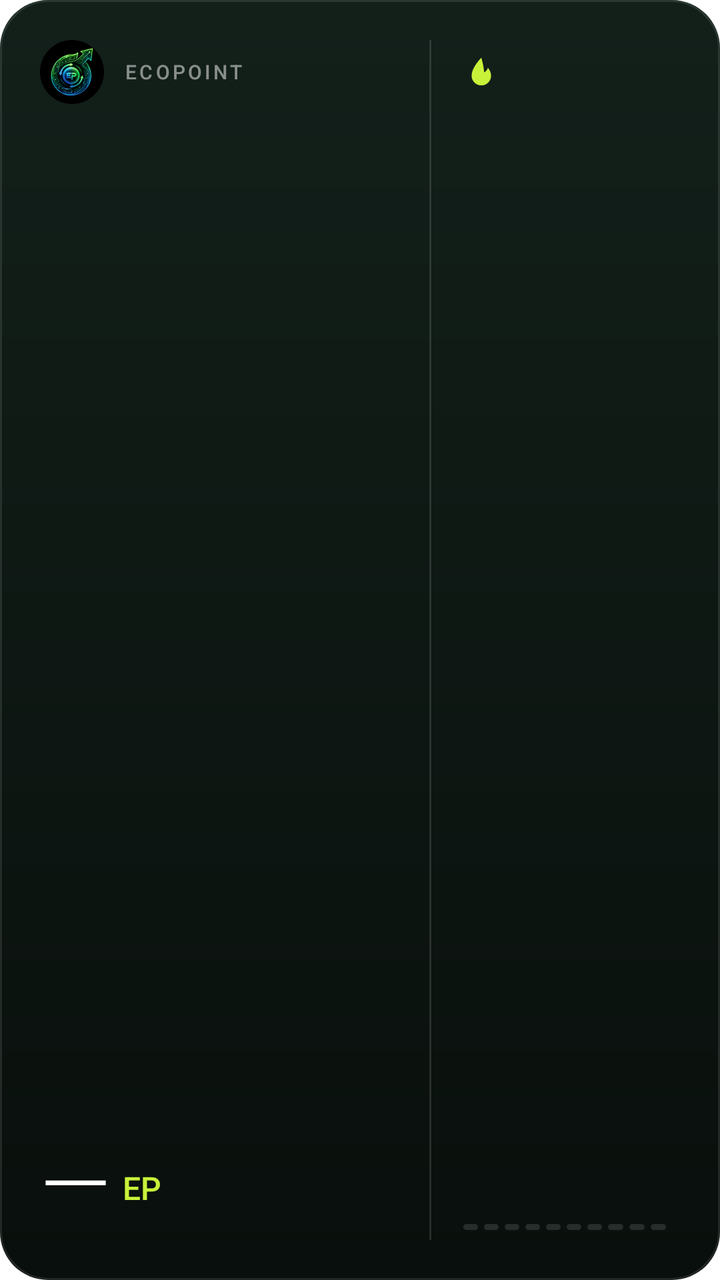
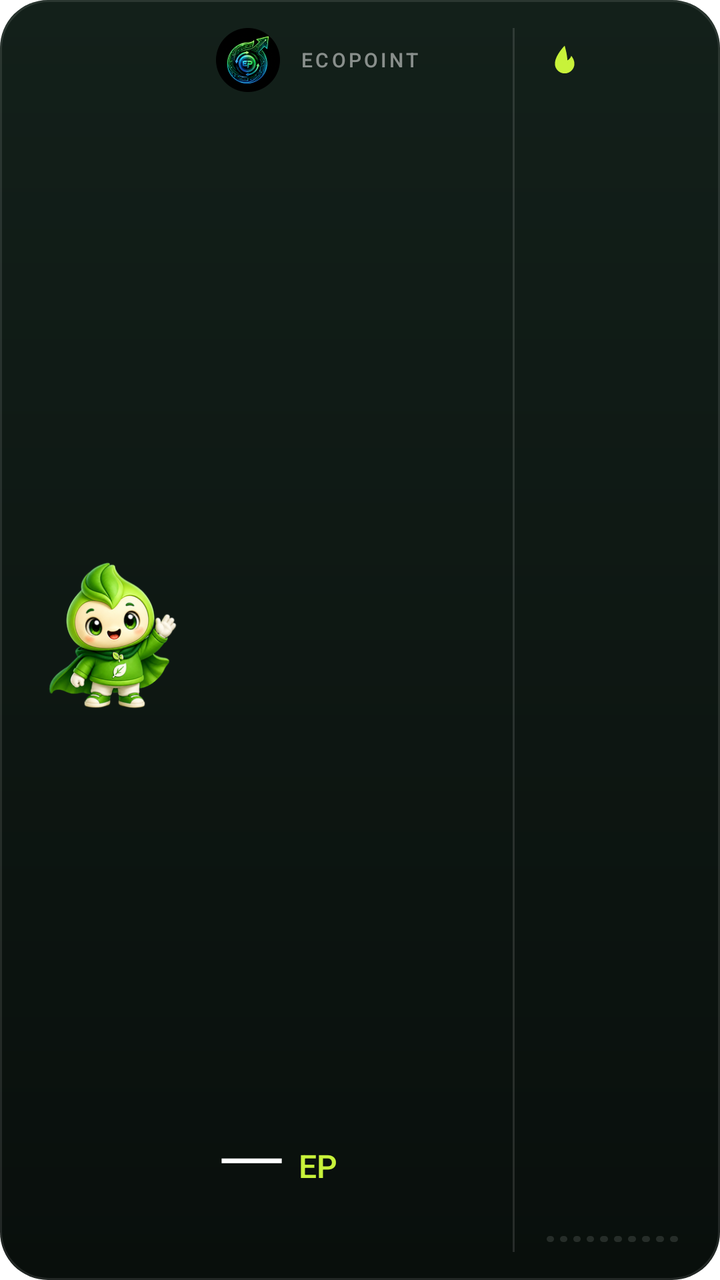

Before-and-after screenshots of an Android layout around one commit, followed by the original layout XML and the change that was made.
<!-- AndroidManifest.xml: fallback theme Theme.MaterialComponents.DayNight.NoActionBar -->
<!-- res/layout/ep_widget_l.xml -->
<?xml version="1.0" encoding="utf-8"?>
<FrameLayout xmlns:android="http://schemas.android.com/apk/res/android"
    android:id="@+id/ep_widget_root"
    android:layout_width="match_parent"
    android:layout_height="match_parent"
    android:background="@drawable/ep_widget_bg">

    <LinearLayout
        android:layout_width="match_parent"
        android:layout_height="match_parent"
        android:orientation="horizontal"
        android:padding="20dp">

        <LinearLayout
            android:layout_width="0dp"
            android:layout_height="match_parent"
            android:layout_weight="1.3"
            android:orientation="vertical">

            <LinearLayout
                android:layout_width="match_parent"
                android:layout_height="wrap_content"
                android:gravity="center_vertical"
                android:orientation="horizontal">
                <ImageView
                android:layout_width="32dp"
                android:layout_height="32dp"
                android:contentDescription="EcoPoint"
                android:scaleType="fitCenter"
                android:src="@drawable/ep_widget_logo" />
                <TextView
                android:id="@+id/ep_widget_label"
                android:layout_width="0dp"
                android:layout_height="wrap_content"
                android:layout_weight="1"
                android:layout_marginStart="10dp"
                android:layout_marginBottom="0dp"
                android:fontFamily="sans-serif-medium"
                android:letterSpacing="0.14"
                android:maxLines="1"
                android:text="EcoPoint"
                android:textAllCaps="true"
                android:textColor="#80FFFFFF"
                android:textSize="10sp" />
            </LinearLayout>

            <LinearLayout
                android:layout_width="match_parent"
                android:layout_height="0dp"
                android:layout_weight="1"
                android:gravity="bottom"
                android:orientation="vertical">
                <LinearLayout
                android:layout_width="wrap_content"
                android:layout_height="wrap_content"
                android:gravity="bottom"
                android:orientation="horizontal">

                <TextView
                    android:id="@+id/ep_widget_balance"
                    android:layout_width="wrap_content"
                    android:layout_height="wrap_content"
                    android:fontFamily="sans-serif-light"
                    android:includeFontPadding="false"
                    android:maxLines="1"
                    android:text="—"
                    android:textColor="#FFFFFFFF"
                    android:textSize="46sp" />

                <TextView
                    android:id="@+id/ep_widget_unit"
                    android:layout_width="wrap_content"
                    android:layout_height="wrap_content"
                    android:layout_marginStart="6dp"
                    android:layout_marginBottom="8dp"
                    android:fontFamily="sans-serif-medium"
                    android:includeFontPadding="false"
                    android:text="EP"
                    android:textColor="#FFC8F23A"
                    android:textSize="16sp" />
            </LinearLayout>
            </LinearLayout>
        </LinearLayout>

        <LinearLayout
            android:id="@+id/ep_widget_panel"
            android:layout_width="0dp"
            android:layout_height="match_parent"
            android:layout_weight="1"
            android:orientation="horizontal">

            <LinearLayout
                android:layout_width="1dp"
                android:layout_height="match_parent"
                android:layout_marginStart="14dp"
                android:layout_marginEnd="16dp"
                android:background="@drawable/ep_widget_divider"
                android:orientation="vertical" />

            <LinearLayout
                android:layout_width="0dp"
                android:layout_height="match_parent"
                android:layout_weight="1"
                android:orientation="vertical">

                <LinearLayout
                    android:layout_width="wrap_content"
                    android:layout_height="wrap_content"
                    android:gravity="center_vertical"
                    android:orientation="horizontal">

                    <ImageView
                        android:layout_width="18dp"
                        android:layout_height="18dp"
                        android:importantForAccessibility="no"
                        android:id="@+id/ep_widget_flame"
                    android:src="@drawable/ep_widget_flame" />

                    <TextView
                        android:id="@+id/ep_widget_streak"
                        android:layout_width="wrap_content"
                        android:layout_height="wrap_content"
                        android:layout_marginStart="6dp"
                        android:fontFamily="sans-serif-light"
                        android:includeFontPadding="false"
                        android:text=""
                        android:textColor="#FFFFFFFF"
                        android:textSize="28sp" />
                </LinearLayout>

                <TextView
                android:id="@+id/ep_widget_motto"
                android:layout_width="match_parent"
                android:layout_height="wrap_content"
                android:layout_marginTop="8dp"
                android:fontFamily="sans-serif-medium"
                android:includeFontPadding="false"
                android:maxLines="2"
                android:text=""
                android:textColor="#E6C8F23A"
                android:textSize="11sp" />

                <LinearLayout
                android:layout_width="match_parent"
                android:layout_height="0dp"
                android:layout_weight="1"
                android:gravity="bottom"
                android:orientation="vertical">
                <LinearLayout
                android:id="@+id/ep_widget_bar_row"
                android:layout_width="match_parent"
                android:layout_height="wrap_content"
                android:layout_marginTop="0dp"
                android:gravity="center_vertical"
                android:orientation="horizontal">

                <LinearLayout
                    android:layout_width="0dp"
                    android:layout_height="wrap_content"
                    android:layout_weight="1"
                    android:orientation="horizontal">
                    <FrameLayout
                        android:layout_width="0dp"
                        android:layout_height="3dp"
                        android:layout_marginEnd="3dp"
                        android:layout_weight="1"
                        android:background="@drawable/ep_widget_seg_off">
                        <LinearLayout
                            android:id="@+id/ep_widget_seg_0"
                            android:layout_width="match_parent"
                            android:layout_height="match_parent"
                            android:background="@drawable/ep_widget_seg_on"
                            android:visibility="gone" />
                    </FrameLayout>
                    <FrameLayout
                        android:layout_width="0dp"
                        android:layout_height="3dp"
                        android:layout_marginEnd="3dp"
                        android:layout_weight="1"
                        android:background="@drawable/ep_widget_seg_off">
                        <LinearLayout
                            android:id="@+id/ep_widget_seg_1"
                            android:layout_width="match_parent"
                            android:layout_height="match_parent"
                            android:background="@drawable/ep_widget_seg_on"
                            android:visibility="gone" />
                    </FrameLayout>
                    <FrameLayout
                        android:layout_width="0dp"
                        android:layout_height="3dp"
                        android:layout_marginEnd="3dp"
                        android:layout_weight="1"
                        android:background="@drawable/ep_widget_seg_off">
                        <LinearLayout
                            android:id="@+id/ep_widget_seg_2"
                            android:layout_width="match_parent"
                            android:layout_height="match_parent"
                            android:background="@drawable/ep_widget_seg_on"
                            android:visibility="gone" />
                    </FrameLayout>
                    <FrameLayout
                        android:layout_width="0dp"
                        android:layout_height="3dp"
                        android:layout_marginEnd="3dp"
                        android:layout_weight="1"
                        android:background="@drawable/ep_widget_seg_off">
                        <LinearLayout
                            android:id="@+id/ep_widget_seg_3"
                            android:layout_width="match_parent"
                            android:layout_height="match_parent"
                            android:background="@drawable/ep_widget_seg_on"
                            android:visibility="gone" />
                    </FrameLayout>
                    <FrameLayout
                        android:layout_width="0dp"
                        android:layout_height="3dp"
                        android:layout_marginEnd="3dp"
                        android:layout_weight="1"
                        android:background="@drawable/ep_widget_seg_off">
                        <LinearLayout
                            android:id="@+id/ep_widget_seg_4"
                            android:layout_width="match_parent"
                            android:layout_height="match_parent"
                            android:background="@drawable/ep_widget_seg_on"
                            android:visibility="gone" />
                    </FrameLayout>
                    <FrameLayout
                        android:layout_width="0dp"
                        android:layout_height="3dp"
                        android:layout_marginEnd="3dp"
                        android:layout_weight="1"
                        android:background="@drawable/ep_widget_seg_off">
                        <LinearLayout
                            android:id="@+id/ep_widget_seg_5"
                            android:layout_width="match_parent"
                            android:layout_height="match_parent"
                            android:background="@drawable/ep_widget_seg_on"
                            android:visibility="gone" />
                    </FrameLayout>
                    <FrameLayout
                        android:layout_width="0dp"
                        android:layout_height="3dp"
                        android:layout_marginEnd="3dp"
                        android:layout_weight="1"
                        android:background="@drawable/ep_widget_seg_off">
                        <LinearLayout
                            android:id="@+id/ep_widget_seg_6"
                            android:layout_width="match_parent"
                            android:layout_height="match_parent"
                            android:background="@drawable/ep_widget_seg_on"
                            android:visibility="gone" />
                    </FrameLayout>
                    <FrameLayout
                        android:layout_width="0dp"
                        android:layout_height="3dp"
                        android:layout_marginEnd="3dp"
                        android:layout_weight="1"
                        android:background="@drawable/ep_widget_seg_off">
                        <LinearLayout
                            android:id="@+id/ep_widget_seg_7"
                            android:layout_width="match_parent"
                            android:layout_height="match_parent"
                            android:background="@drawable/ep_widget_seg_on"
                            android:visibility="gone" />
                    </FrameLayout>
                    <FrameLayout
                        android:layout_width="0dp"
                        android:layout_height="3dp"
                        android:layout_marginEnd="3dp"
                        android:layout_weight="1"
                        android:background="@drawable/ep_widget_seg_off">
                        <LinearLayout
                            android:id="@+id/ep_widget_seg_8"
                            android:layout_width="match_parent"
                            android:layout_height="match_parent"
                            android:background="@drawable/ep_widget_seg_on"
                            android:visibility="gone" />
                    </FrameLayout>
                    <FrameLayout
                        android:layout_width="0dp"
                        android:layout_height="3dp"
                        android:layout_marginEnd="3dp"
                        android:layout_weight="1"
                        android:background="@drawable/ep_widget_seg_off">
                        <LinearLayout
                            android:id="@+id/ep_widget_seg_9"
                            android:layout_width="match_parent"
                            android:layout_height="match_parent"
                            android:background="@drawable/ep_widget_seg_on"
                            android:visibility="gone" />
                    </FrameLayout>
                </LinearLayout>

                <TextView
                    android:id="@+id/ep_widget_goal"
                    android:layout_width="wrap_content"
                    android:layout_height="wrap_content"
                    android:layout_marginStart="4dp"
                    android:fontFamily="sans-serif-medium"
                    android:includeFontPadding="false"
                    android:text=""
                    android:textColor="#99FFFFFF"
                    android:textSize="11sp" />
            </LinearLayout>
            </LinearLayout>
            </LinearLayout>
        </LinearLayout>
    </LinearLayout>
</FrameLayout>
<!-- resources referenced by this layout -->
<resources>
  <!-- drawable ep_widget_bg (drawable) -->
  <?xml version="1.0" encoding="utf-8"?>
  <layer-list xmlns:android="http://schemas.android.com/apk/res/android">
      <item>
          <shape android:shape="rectangle">
              <gradient android:angle="270" android:startColor="#FF13201A" android:endColor="#FF090F0C" />
              <corners android:radius="24dp" />
          </shape>
      </item>
      <item>
          <shape android:shape="rectangle">
              <stroke android:width="1dp" android:color="#1AFFFFFF" />
              <corners android:radius="24dp" />
          </shape>
      </item>
  </layer-list>
  <!-- drawable ep_widget_divider (drawable) -->
  <?xml version="1.0" encoding="utf-8"?>
  <shape xmlns:android="http://schemas.android.com/apk/res/android" android:shape="rectangle">
      <solid android:color="#1FFFFFFF" />
  </shape>
  <!-- drawable ep_widget_flame (drawable) -->
  <?xml version="1.0" encoding="utf-8"?>
  <vector xmlns:android="http://schemas.android.com/apk/res/android"
      android:width="24dp"
      android:height="24dp"
      android:viewportWidth="24"
      android:viewportHeight="24">
      <path
          android:fillColor="#FFC8F23A"
          android:pathData="M12,2C12,2 5.5,8.5 5.5,14a6.5,6.5 0 0 0 13,0c0,-2.2 -1,-3.8 -2.1,-5.3c-0.5,1.6 -1.5,2.6 -2.6,3.1C13.8,8.2 12,2 12,2z" />
  </vector>
  <!-- drawable ep_widget_logo: png bitmap (drawable-nodpi, 46098 bytes) -->
  <!-- drawable ep_widget_seg_off (drawable) -->
  <?xml version="1.0" encoding="utf-8"?>
  <shape xmlns:android="http://schemas.android.com/apk/res/android" android:shape="rectangle">
      <solid android:color="#1FFFFFFF" />
      <corners android:radius="2dp" />
  </shape>
  <!-- drawable ep_widget_seg_on (drawable) -->
  <?xml version="1.0" encoding="utf-8"?>
  <shape xmlns:android="http://schemas.android.com/apk/res/android" android:shape="rectangle">
      <solid android:color="#FFC8F23A" />
      <corners android:radius="2dp" />
  </shape>
</resources>

<!-- the commit's change to res/layout/ep_widget_l.xml (unified diff, before → after) -->
@@ -9,7 +9,16 @@
         android:layout_width="match_parent"
         android:layout_height="match_parent"
         android:orientation="horizontal"
-        android:padding="20dp">
+        android:padding="14dp">
+
+        <ImageView
+            android:id="@+id/ep_widget_mascot"
+            android:layout_width="84dp"
+            android:layout_height="match_parent"
+            android:layout_marginEnd="10dp"
+            android:contentDescription="EcoFriend"
+            android:scaleType="fitCenter"
+            android:src="@drawable/ecofriend_normal" />
 
         <LinearLayout
             android:layout_width="0dp"
@@ -79,6 +88,18 @@
                     android:textColor="#FFC8F23A"
                     android:textSize="16sp" />
             </LinearLayout>
+                <TextView
+                    android:id="@+id/ep_widget_msg"
+                    android:layout_width="match_parent"
+                    android:layout_height="wrap_content"
+                    android:layout_marginTop="4dp"
+                    android:ellipsize="end"
+                    android:fontFamily="sans-serif-medium"
+                    android:includeFontPadding="false"
+                    android:maxLines="2"
+                    android:text=""
+                    android:textColor="#CCFFFFFF"
+                    android:textSize="11sp" />
             </LinearLayout>
         </LinearLayout>
 
<!-- resource entries referenced after the edit -->
@@ -1,5 +1,6 @@
 <!-- resources referenced by this layout -->
 <resources>
+  <!-- drawable ecofriend_normal: png bitmap (drawable-nodpi, 64910 bytes) -->
   <!-- drawable ep_widget_bg (drawable) -->
   <?xml version="1.0" encoding="utf-8"?>
   <layer-list xmlns:android="http://schemas.android.com/apk/res/android">
